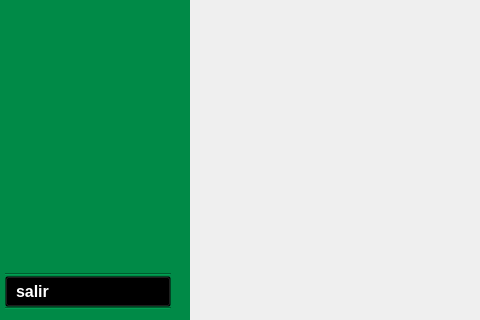
Old version of the form recursos_graficos_y_logicos/elementos_graficos_ui/pantalla_principal.ui in the repository Enmanuel-86/TELA-APP; both pictures show x 0 to 480 and y 263 to 583 of the 760 by 583 pixel window.
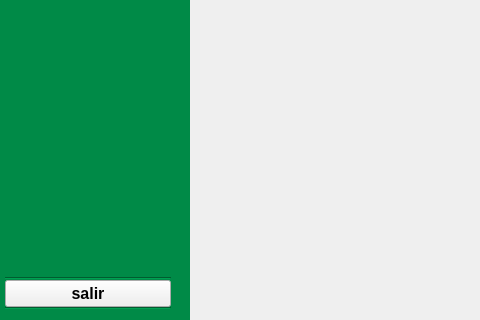
New version of the form. Icons and pictures are not drawn.

Commit message: Se agrego estilos a los botones del sidebar para cuando esten desabilitados

Patch:
```diff
--- a/recursos_graficos_y_logicos/elementos_graficos_ui/pantalla_principal.ui
+++ b/recursos_graficos_y_logicos/elementos_graficos_ui/pantalla_principal.ui
@@ -61,8 +61,8 @@
         <rect>
          <x>0</x>
          <y>0</y>
-         <width>185</width>
-         <height>524</height>
+         <width>180</width>
+         <height>514</height>
         </rect>
        </property>
        <layout class="QHBoxLayout" name="horizontalLayout_3">
@@ -714,8 +714,7 @@
 }
 
 
-
-</string>
+QPushButton:disabled{\n\n	\n	background-color: rgb(0, 92, 47)}</string>
              </property>
              <property name="text">
               <string>salir</string>
```
Left out of the diff: 421 changed lines with no effect on the pictures. The commit also changes 1 other file.
